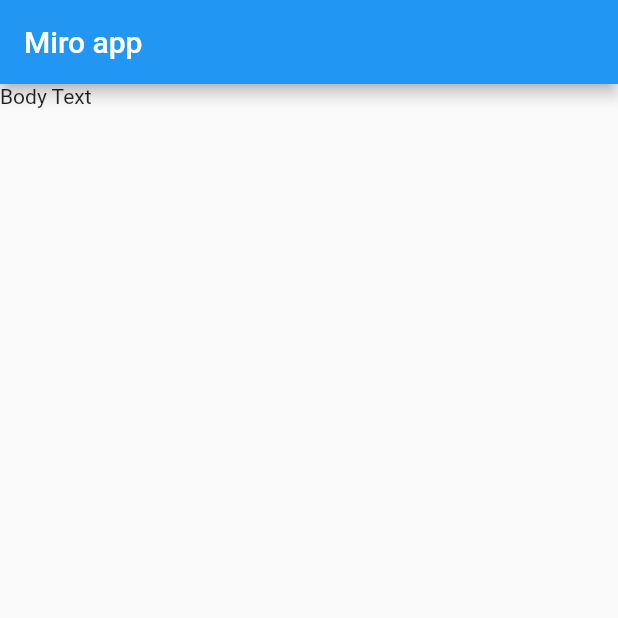
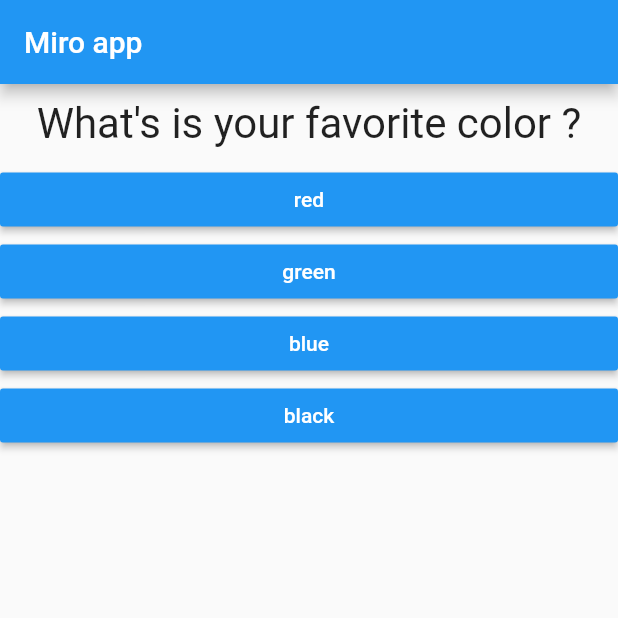
Before and after one commit to mirecta/flutter, a Flutter app: the screen it shows after launch, on a phone screen of 412 x 824 dp, the top half of it. Run offline on Flutter 3.47's test engine with Material 2 defaults, Android fonts, the phone set to English and light mode, and no system bars.

Commit message:
add some files

```diff
--- /dev/null
+++ b/hello_world/lib/answer.dart
@@ -0,0 +1,16 @@
+import 'package:flutter/material.dart';
+
+class Answer extends StatelessWidget {
+  final Function selectHandler;
+  final String txt;
+  Answer(this.selectHandler, this.txt);
+  @override
+  Widget build(BuildContext context) {
+    return Container(
+      width: double.infinity,
+      child: RaisedButton(
+        textColor: Colors.white,
+          color: Colors.blue, child: Text(this.txt), onPressed: this.selectHandler),
+    );
+  }
+}
--- a/hello_world/lib/main.dart
+++ b/hello_world/lib/main.dart
@@ -1,19 +1,63 @@
 import 'package:flutter/material.dart';
+import './question.dart';
+import './answer.dart';
 
 void main() {
   runApp(MyApp());
 }
 
-class MyApp extends StatelessWidget {
+class MyApp extends StatefulWidget {
+  @override
+  State<StatefulWidget> createState() {
+    // TODO: implement createState
+    return _MyAppState();
+  }
+}
+
+class _MyAppState extends State<MyApp> {
+  var _questionIndex = 0;
+
+  void _answerQuestion() {
+    setState(() {
+      _questionIndex += 1;
+      if (_questionIndex >= 3) {
+        _questionIndex = 0;
+      }
+    });
+    print(_questionIndex);
+  }
+
   @override
   Widget build(BuildContext context) {
+    var questions = [
+      {
+        'questionText': 'What\'s is your favorite color ?',
+        'answers': ['red', 'green', 'blue', 'black']
+      },
+      {
+        'questionText': 'What\'s is your favorite animal ?',
+        'answers': ['rabbit', 'snake', 'lion', 'snail']
+      },
+      {
+        'questionText': 'What\'s is your favorite instructor?',
+        'answers': ['max', 'max', 'max', 'max']
+      },
+    ];
+
     // TODO: implement build
     return MaterialApp(
       home: Scaffold(
         appBar: AppBar(
           title: Text('Miro app'),
         ),
-        body: Text('Body Text'),
+        body: Column(
+          children: [
+            Question(questions[this._questionIndex]['questionText']),
+            ...(questions[this._questionIndex]['answers'] as List<String>).map((a) {
+              return Answer(_answerQuestion,a);
+            }).toList(),
+          ],
+        ),
       ),
     );
   }
--- /dev/null
+++ b/hello_world/lib/question.dart
@@ -0,0 +1,19 @@
+import 'package:flutter/material.dart';
+
+class Question extends StatelessWidget {
+  final String questionText;
+
+  Question(this.questionText);
+
+  @override
+  Widget build(BuildContext context) {
+    return Container(
+        width: double.infinity,
+        margin: EdgeInsets.all(10),
+        child: Text(
+          this.questionText,
+          style: TextStyle(fontSize: 28),
+          textAlign: TextAlign.center,
+        ));
+  }
+}
```
